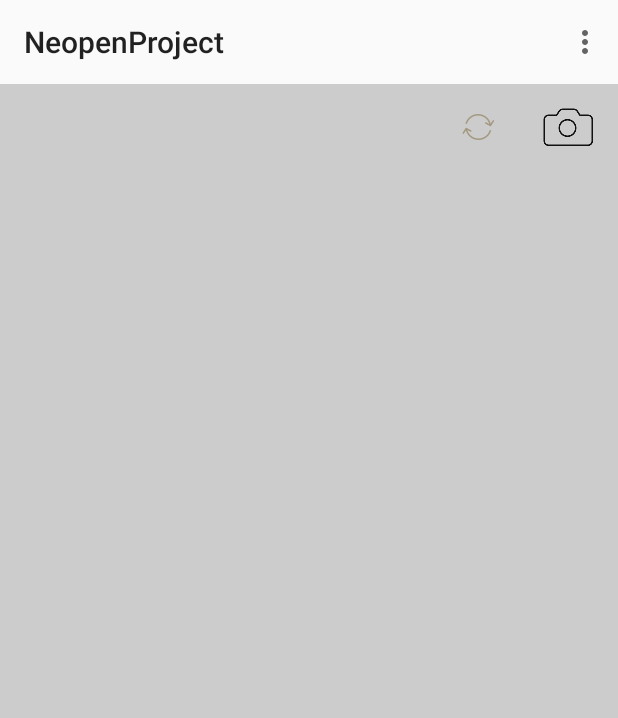
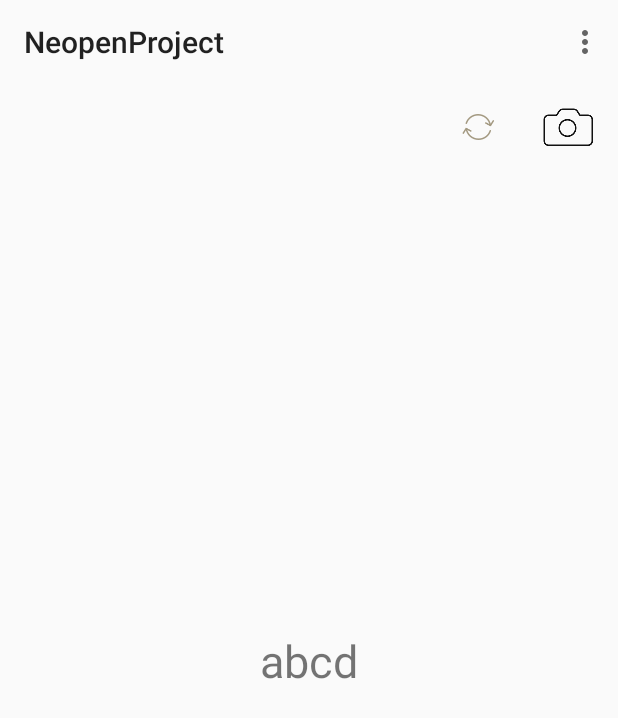
Before and after one commit to neopenproject/Frontend, an Android app: the screen it shows after launch (PenActivity), on a phone screen of 412 x 824 dp. Shown: the top 718 px of the screen. Run offline under Robolectric (Android 15) with nearby library versions, the phone set to English and light mode, and no system bars.

Commit message:
이미지 커밋

```diff
--- a/app/src/main/res/layout/activity_pen.xml
+++ b/app/src/main/res/layout/activity_pen.xml
@@ -14,10 +14,34 @@
 
     </androidx.appcompat.widget.Toolbar>
 
-    <FrameLayout
-            android:id="@+id/sampleview_frame"
+    <androidx.constraintlayout.widget.ConstraintLayout
+            android:id="@+id/cl_front"
             android:layout_width="match_parent"
             android:layout_height="0dp"
+            android:visibility="visible"
+            app:layout_constraintTop_toBottomOf="@+id/toolbar"
+            app:layout_constraintLeft_toLeftOf="parent"
+            app:layout_constraintRight_toRightOf="parent"
+            app:layout_constraintBottom_toBottomOf="parent">
+
+        <TextView
+                android:id="@+id/tv_text"
+                android:layout_width="wrap_content"
+                app:layout_constraintTop_toTopOf="parent"
+                app:layout_constraintLeft_toLeftOf="parent"
+                app:layout_constraintRight_toRightOf="parent"
+                app:layout_constraintBottom_toBottomOf="parent"
+                android:text="abcd"
+                android:textSize="30sp"
+                android:layout_height="wrap_content"/>
+
+    </androidx.constraintlayout.widget.ConstraintLayout>
+
+    <FrameLayout
+            android:id="@+id/fl_back"
+            android:layout_width="match_parent"
+            android:layout_height="0dp"
+            android:visibility="invisible"
             app:layout_constraintTop_toBottomOf="@+id/toolbar"
             app:layout_constraintLeft_toLeftOf="parent"
             app:layout_constraintRight_toRightOf="parent"
```
Also changed, not shown: app/src/main/java/hackathon/co/kr/neopen/MainActivity.java (+5 -10 lines), app/src/main/java/hackathon/co/kr/neopen/temp/PenActivity.java (+122 -33 lines), app/src/main/java/hackathon/co/kr/util/PhotoUtil.kt (added, +105 -0 lines).
